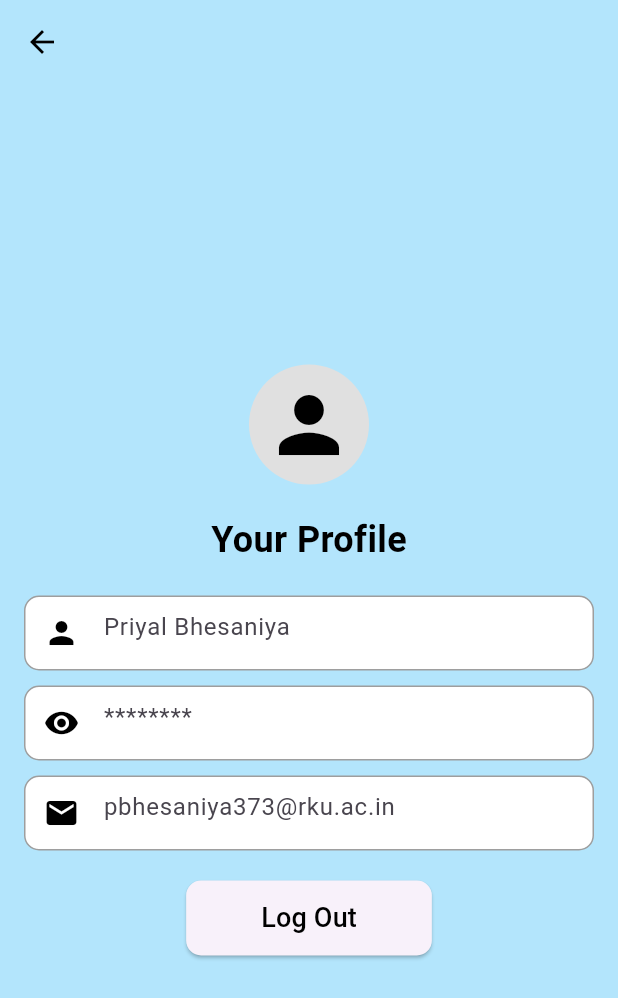
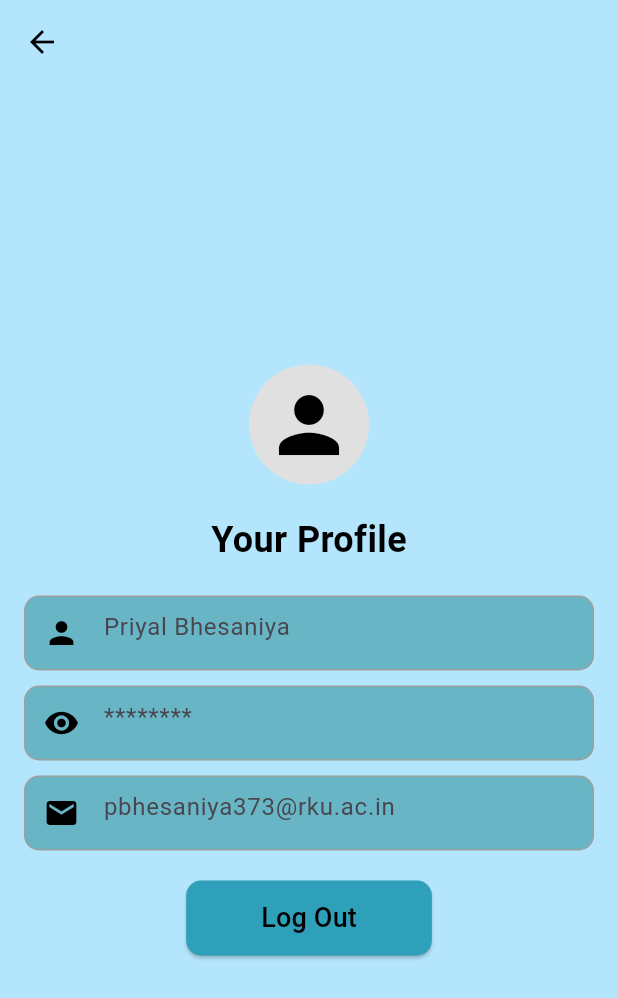
Before and after one commit to Priyal-Bhesaniya/chem4u, a Flutter app: the ProfilePage screen opened directly, on a phone screen of 412 x 824 dp. Shown: the top 998 px of the screen. Run offline on Flutter 3.47's test engine with Material 3 defaults, Android fonts, the phone set to English and light mode, and no system bars; our stand-ins replace lottie.

Commit message:
change the color of that button and text feilds

```diff
--- a/lib/screens/ProfilePage.dart
+++ b/lib/screens/ProfilePage.dart
@@ -59,10 +59,11 @@ class ProfilePage extends StatelessWidget {
             SizedBox(height: 20),
             ElevatedButton(
               style: ElevatedButton.styleFrom(
-               // Button color
+              backgroundColor: Color(0xFF2FA0B9), // Button color
                 padding: EdgeInsets.symmetric(horizontal: 50, vertical: 12),
                 shape: RoundedRectangleBorder(
                   borderRadius: BorderRadius.circular(10),
+
 
                 ),
               ),
@@ -105,7 +106,7 @@ class ProfileTextField extends StatelessWidget {
   Widget build(BuildContext context) {
     return Container(
       decoration: BoxDecoration(
-        color: Colors.white,
+       color: Color.fromARGB(255, 104, 181, 198),
         borderRadius: BorderRadius.circular(10),
         border: Border.all(color: Colors.grey),
       ),
```
